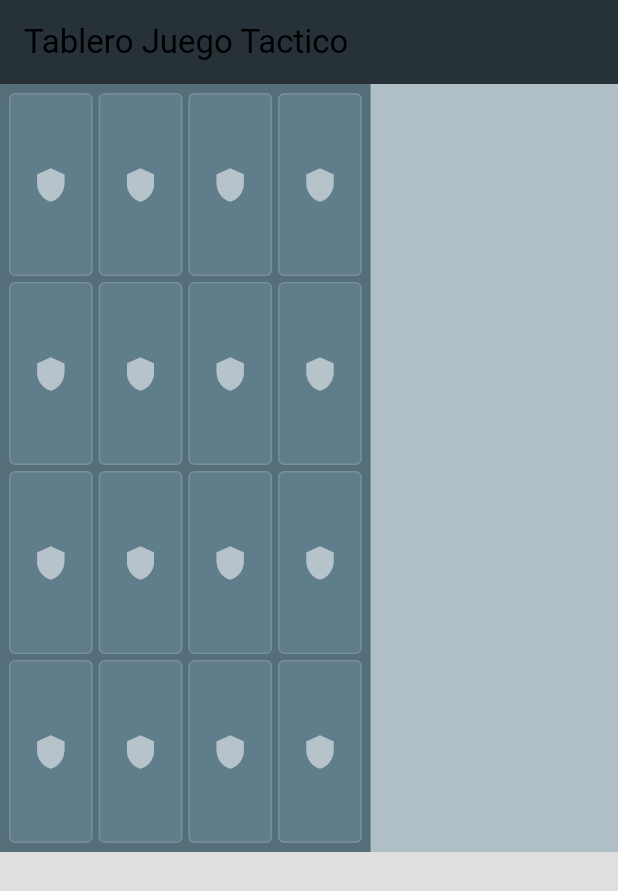
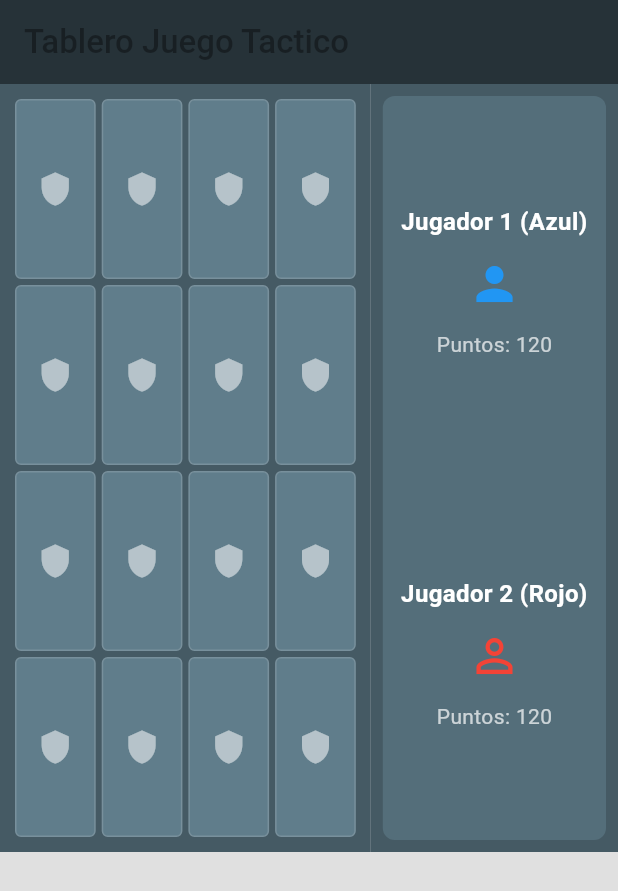
Before and after one commit to k0alita/tablero-juego-tactico, a Flutter app: the screen it shows after launch, on a phone screen of 412 x 824 dp. Shown: the top 891 px of the screen. Run offline on Flutter 3.47's test engine with Material 3 defaults, Android fonts, the phone set to English and light mode, and no system bars.

Commit message:
Sprint 3: Informacion de los jugadores

```diff
--- a/lib/main.dart
+++ b/lib/main.dart
@@ -51,11 +51,44 @@ class Tablero extends StatelessWidget {
     ));
   }
 
+  Widget crearJugador(String nombre, Color color, IconData icono) {
+    return Expanded(child: Container(
+      child: Column(
+        mainAxisAlignment: MainAxisAlignment.center,
+        children: [
+          Text(
+            nombre,
+            textAlign: TextAlign.center,
+            style: const TextStyle(
+              color: Colors.white,
+              fontSize: 16,
+              fontWeight: FontWeight.bold,
+            ),
+          ),
+          const SizedBox(height: 12),
+          Icon(
+            icono,
+            color: color,
+            size: 36,
+          ),
+          const SizedBox(height: 12),
+          Text(
+            "Puntos: 120",
+            style: TextStyle(
+              color: Colors.white70,
+              fontSize: 14,
+            ),
+          )
+        ],
+      ),
+    ));
+  }
+
   @override
   Widget build(BuildContext context) {
     return Scaffold(
       appBar: AppBar(
-        title: const Text("Tablero Juego Tactico", style: TextStyle(color: Colors.black, fontWeight: FontWeight(400))),
+        title: const Text("Tablero Juego Tactico", style: TextStyle(color: Colors.black38, fontWeight: FontWeight(500))),
         backgroundColor: Colors.blueGrey.shade900,
       ),
       body: Column(
@@ -63,8 +96,8 @@ class Tablero extends StatelessWidget {
           Expanded(flex: 2, child: Row(
             children: [
               Expanded(flex: 3, child: Container(
-                padding: const EdgeInsets.all(4),
-                color: Colors.blueGrey.shade600,
+                padding: const EdgeInsets.all(8),
+                color: Colors.blueGrey.shade700,
                 child: Column(
                   children: [
                     crearFila(),
@@ -75,7 +108,20 @@ class Tablero extends StatelessWidget {
                 ),
               )),
               Expanded(flex: 2, child: Container(
-                color: Colors.blueGrey.shade200,
+                color: Colors.blueGrey.shade700,
+                padding: const EdgeInsets.all(8),
+                child: Container(
+                  decoration: BoxDecoration(
+                    color: Colors.blueGrey.shade600,
+                    borderRadius: BorderRadius.circular(8),
+                  ),
+                child: Column(
+                  children: [
+                    crearJugador("Jugador 1 (Azul)", Colors.blue, Icons.person),
+                    crearJugador("Jugador 2 (Rojo)", Colors.red, Icons.person_outline)
+                  ]
+                ),
+                ),
               ))
             ],
           )),
```
